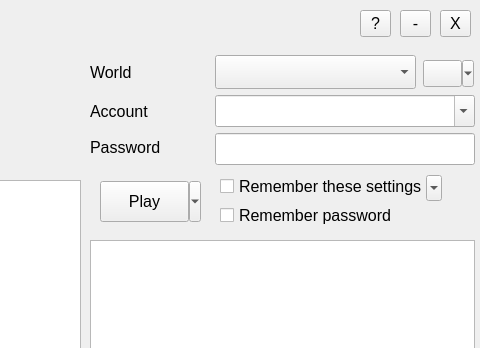
Qt form src/onelauncher/ui/main.ui (JuneStepp/OneLauncher) before a commit; both pictures show x 310 to 790 and y 0 to 348 of the 790 by 470 pixel window.
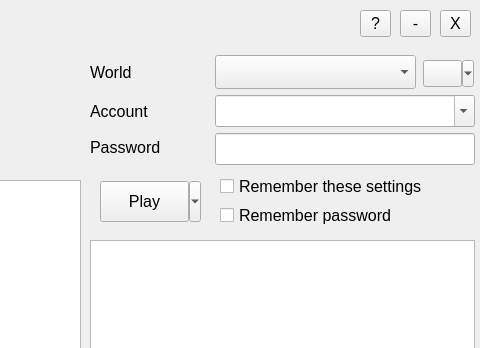
The same form after that commit.

Patch:
```diff
--- a/src/onelauncher/ui/main.ui
+++ b/src/onelauncher/ui/main.ui
@@ -388,31 +388,6 @@
      <enum>QComboBox::NoInsert</enum>
     </property>
    </widget>
-   <widget class="QToolButton" name="saveSettingsToolButton">
-    <property name="geometry">
-     <rect>
-      <x>736</x>
-      <y>175</y>
-      <width>16</width>
-      <height>26</height>
-     </rect>
-    </property>
-    <property name="styleSheet">
-     <string notr="true">QToolButton::menu-indicator { image: none; }</string>
-    </property>
-    <property name="text">
-     <string/>
-    </property>
-    <property name="popupMode">
-     <enum>QToolButton::InstantPopup</enum>
-    </property>
-    <property name="toolButtonStyle">
-     <enum>Qt::ToolButtonIconOnly</enum>
-    </property>
-    <property name="arrowType">
-     <enum>Qt::DownArrow</enum>
-    </property>
-   </widget>
    <zorder>lblWorld</zorder>
    <zorder>lblAccount</zorder>
    <zorder>lblPassword</zorder>
```
Left out of the diff: 6 changed lines with no effect on the pictures.
